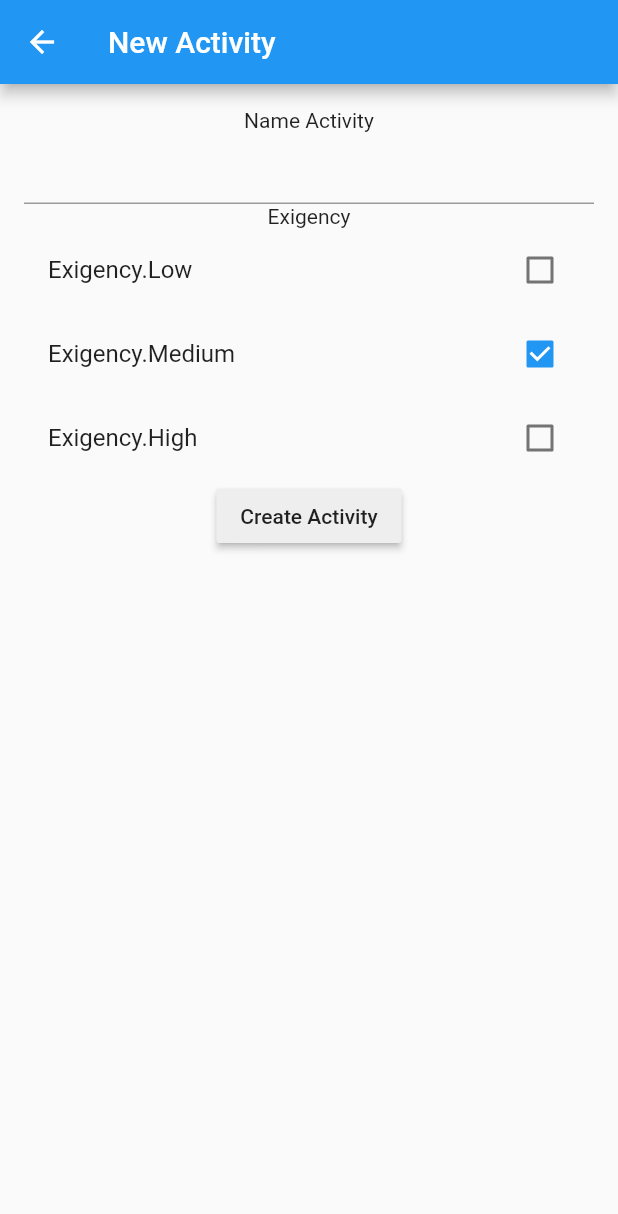
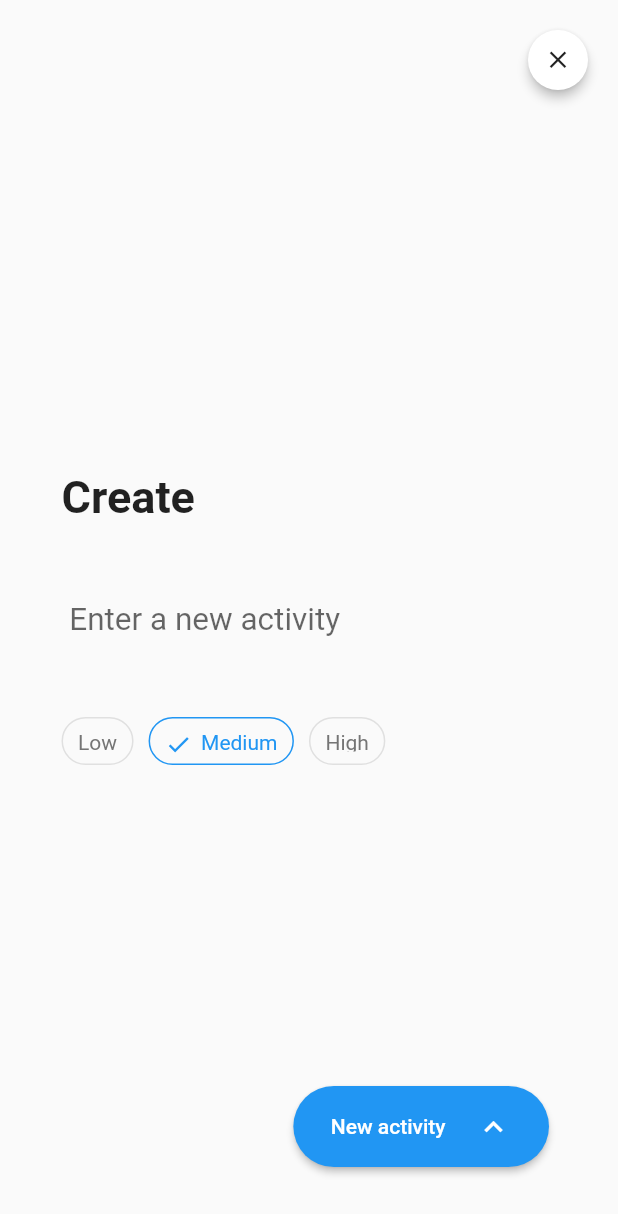
Before and after one commit to JordiiVidal/daily-goals-flutter, a Flutter app: the AddActivityPage screen opened by its route, on a phone screen of 412 x 824 dp. Shown: the top 1214 px of the screen. Run offline on Flutter 3.47's test engine with Material 2 defaults, Android fonts, the phone set to English and light mode, and no system bars; drawn by our look-alikes of chips_choice; our stand-ins replace table_calendar.

Commit message:
improve UI & general syntax

```diff
--- a/lib/models/activity.dart
+++ b/lib/models/activity.dart
@@ -5,6 +5,8 @@ Activity activityFromJson(String str) => Activity.fromJson(json.decode(str));
 String activityToJson(Activity data) => json.encode(data.toJson());
 
 enum Exigency { Low, Medium, High }
+
+String exigencyToString(Exigency exc) => exc.toString().split('.').last;
 
 class Activity {
   Activity({
--- a/lib/pages/add_activity_page.dart
+++ b/lib/pages/add_activity_page.dart
@@ -8,12 +8,11 @@ class AddActivityPage extends StatelessWidget {
   @override
   Widget build(BuildContext context) {
     return Scaffold(
-      appBar: AppBar(
-        title: const Text('New Activity'),
-      ),
-      body: Padding(
-        padding: const EdgeInsets.all(16.0),
-        child: FormActivity(),
+      body: SafeArea(
+        child: Padding(
+          padding: const EdgeInsets.all(16.0),
+          child: FormActivity(),
+        ),
       ),
     );
   }
--- /dev/null
+++ b/lib/widgets/back_button.dart
@@ -0,0 +1,24 @@
+import 'package:flutter/material.dart';
+
+class TopBackButton extends StatelessWidget {
+  const TopBackButton({Key key}) : super(key: key);
+
+  @override
+  Widget build(BuildContext context) {
+    return Positioned(
+      right: 0,
+      top: 0,
+      child: FloatingActionButton(
+        mini: true,
+        elevation: 3,
+        backgroundColor: Colors.white,
+        child: Icon(
+          Icons.close,
+          color: Colors.black87,
+          size: 19,
+        ),
+        onPressed: () => Navigator.pop(context),
+      ),
+    );
+  }
+}
--- a/lib/widgets/checkbox_exigency.dart
+++ /dev/null
@@ -1,20 +0,0 @@
-import '../models/activity.dart';
-import 'package:flutter/material.dart';
-
-class CheckBoxExigency extends StatelessWidget {
-  final int indexSelected;
-  final Exigency exigency;
-  final Function onChange;
-  const CheckBoxExigency(
-      {Key key, this.indexSelected, this.exigency, this.onChange})
-      : super(key: key);
-
-  @override
-  Widget build(BuildContext context) {
-    return CheckboxListTile(
-      value: indexSelected == exigency.index ? true : false,
-      title: Text(exigency.toString()),
-      onChanged: (_) => onChange(exigency.index),
-    );
-  }
-}
--- a/lib/widgets/form_activity.dart
+++ b/lib/widgets/form_activity.dart
@@ -1,8 +1,9 @@
+import 'package:chips_choice/chips_choice.dart';
 import 'package:daily_goals/providers/activity_provider.dart';
+import 'package:daily_goals/widgets/back_button.dart';
 import 'package:provider/provider.dart';
 
 import '../models/activity.dart';
-import '../widgets/checkbox_exigency.dart';
 import 'package:flutter/material.dart';
 
 class FormActivity extends StatefulWidget {
@@ -35,36 +36,96 @@ class _FormActivityState extends State<FormActivity> {
       exigency: _exigencies[_indexSelected],
       name: _nameController.text,
     );
-    Provider.of<ActivityProvider>(context, listen: false).addActivity(newActivity);
+    Provider.of<ActivityProvider>(context, listen: false)
+        .addActivity(newActivity);
     Navigator.pop(context);
   }
 
   @override
   Widget build(BuildContext context) {
-    return Column(
+    return Stack(
       children: [
-        Text('Name Activity'),
-        TextField(controller: _nameController),
-        Text('Exigency'),
-        CheckBoxExigency(
-          exigency: _exigencies[0],
-          indexSelected: _indexSelected,
-          onChange: onChangeCheckBox,
+        Container(
+          padding: const EdgeInsets.symmetric(horizontal: 25),
+          child: Column(
+            crossAxisAlignment: CrossAxisAlignment.start,
+            mainAxisAlignment: MainAxisAlignment.center,
+            children: [
+              const Text(
+                'Create',
+                style: TextStyle(
+                  fontSize: 30,
+                  fontWeight: FontWeight.bold,
+                ),
+              ),
+              const SizedBox(
+                height: 40.0,
+              ),
+              TextField(
+                controller: _nameController,
+                style: TextStyle(
+                  fontSize: 21,
+                ),
+                cursorWidth: 2,
+                decoration: InputDecoration(
+                  hintText: ' Enter a new activity',
+                  border: InputBorder.none,
+                ),
+              ),
+              const SizedBox(
+                height: 40,
+              ),
+              ChipsChoice<int>.single(
+                padding: const EdgeInsets.all(0),
+                value: _indexSelected,
+                choiceStyle: C2ChoiceStyle(
+                  padding: const EdgeInsets.symmetric(
+                    horizontal: 10.0,
+                    vertical: 8.0,
+                  ),
+                  borderColor: Colors.grey[300],
+                  elevation: 2,
+                ),
+                choiceActiveStyle: C2ChoiceStyle(
+                  padding: const EdgeInsets.symmetric(
+                    horizontal: 10.0,
+                    vertical: 8.0,
+                  ),
+                  borderColor: Colors.blue,
+                  elevation: 0,
+                ),
+                onChanged: (val) => setState(() => _indexSelected = val),
+                choiceItems: C2Choice.listFrom<int, Exigency>(
+                  source: _exigencies,
+                  value: (i, v) => v.index,
+                  label: (i, v) => exigencyToString(v),
+                ),
+              ),
+            ],
+          ),
         ),
-        CheckBoxExigency(
-          exigency: _exigencies[1],
-          indexSelected: _indexSelected,
-          onChange: onChangeCheckBox,
-        ),
-        CheckBoxExigency(
-          exigency: _exigencies[2],
-          indexSelected: _indexSelected,
-          onChange: onChangeCheckBox,
-        ),
-        MaterialButton(
-          color: Colors.grey[200],
-          onPressed: saveForm,
-          child: Text('Create Activity'),
+        TopBackButton(),
+        Positioned(
+          bottom: 30,
+          right: 30,
+          child: MaterialButton(
+            padding:
+                const EdgeInsets.symmetric(vertical: 15.0, horizontal: 25.0),
+            shape: RoundedRectangleBorder(
+              borderRadius: BorderRadius.circular(30),
+            ),
+            color: Colors.blue,
+            textColor: Colors.white,
+            onPressed: saveForm,
+            child: Row(
+              mainAxisAlignment: MainAxisAlignment.spaceAround,
+              children: [
+                const Text('New activity'),
+                const SizedBox(width: 20),
+                const Icon(Icons.keyboard_arrow_up),
+              ],
+            ),
+          ),
         )
       ],
     );
--- a/pubspec.yaml
+++ b/pubspec.yaml
@@ -31,7 +31,8 @@ dependencies:
   provider: ^4.3.2+3
   intl: ^0.16.1
   table_calendar: ^2.3.3
-  font_awesome_flutter: ^8.11.0
+  chips_choice: ^2.0.1
+
 
 
 
```
Also changed, not shown: lib/config/data.dart (added, +16 -0 lines), lib/models/menu.dart (added, +9 -0 lines), lib/pages/home_page.dart (+32 -15 lines), lib/pages/menu_page.dart (+17 -11 lines), lib/widgets/activity_litem_list.dart (+7 -5 lines), lib/widgets/app_bar_icon.dart (deleted, +0 -24 lines), lib/widgets/bottom_sheet_calendar.dart (+9 -1 lines), lib/widgets/circle_menu_item.dart (added, +34 -0 lines), pubspec.lock.
